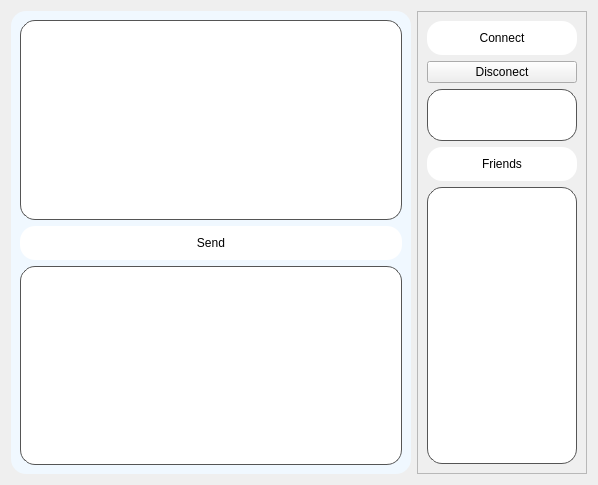
Old version of the form KOMUNIKATOR-QSQLITE/programwindow.ui in the repository Erdevis/KOMUNIKATOR.
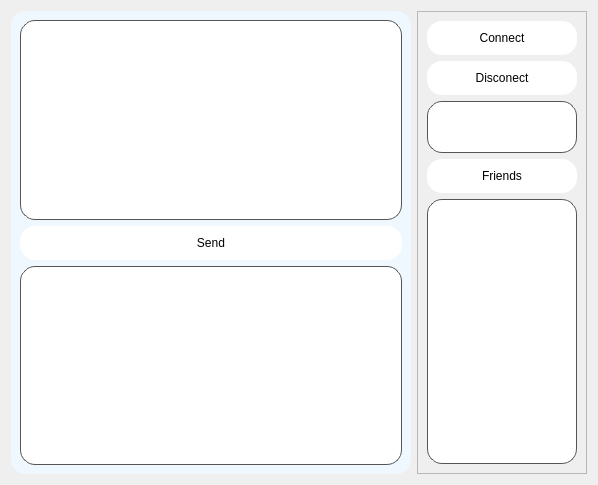
New version of the form.

```diff
--- a/KOMUNIKATOR-QSQLITE/programwindow.ui
+++ b/KOMUNIKATOR-QSQLITE/programwindow.ui
@@ -242,6 +242,22 @@
       </item>
       <item row="1" column="1">
        <widget class="QPushButton" name="disconectBtn">
+        <property name="styleSheet">
+         <string notr="true">QPushButton {
+    background-color: #ffffff; /* Kolor tła - czerwony */
+    color: #000000; /* Kolor tekstu - czarny */
+    border: none; /* Usunięcie obramowania */
+    border-radius: 15px; /* Zaokrąglenie rogów */
+    padding: 10px; /* Wewnętrzny odstęp */
+    transition: background-color 0.3s ease; /* Dodanie płynnej animacji podświetlenia */
+}
+
+QPushButton:hover {
+    background-color: #ff0000; /* Kolor tła po najechaniu myszą - czerwony */
+    color: #ffffff; /* Zmiana koloru tekstu po najechaniu myszką - biały */
+    border: 2px solid #ffffff; /* Dodanie białego obramowania po najechaniu myszką */
+}</string>
+        </property>
         <property name="text">
          <string>Disconect</string>
         </property>
```
Left out of the diff: 3 changed lines with no effect on the pictures.
